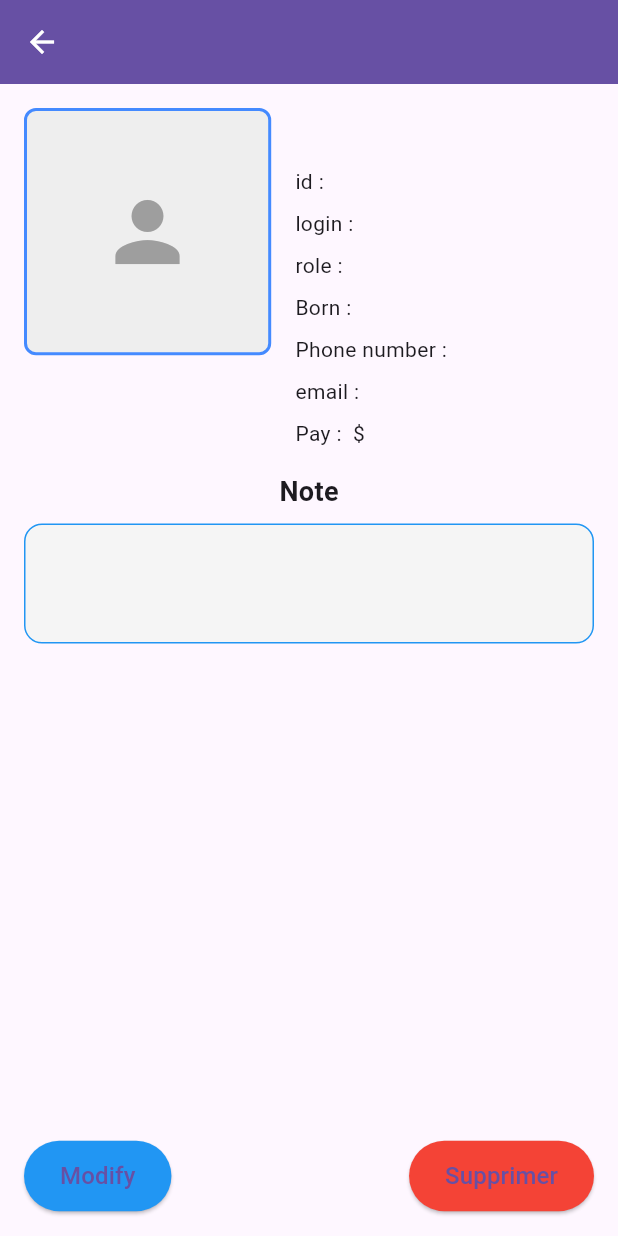
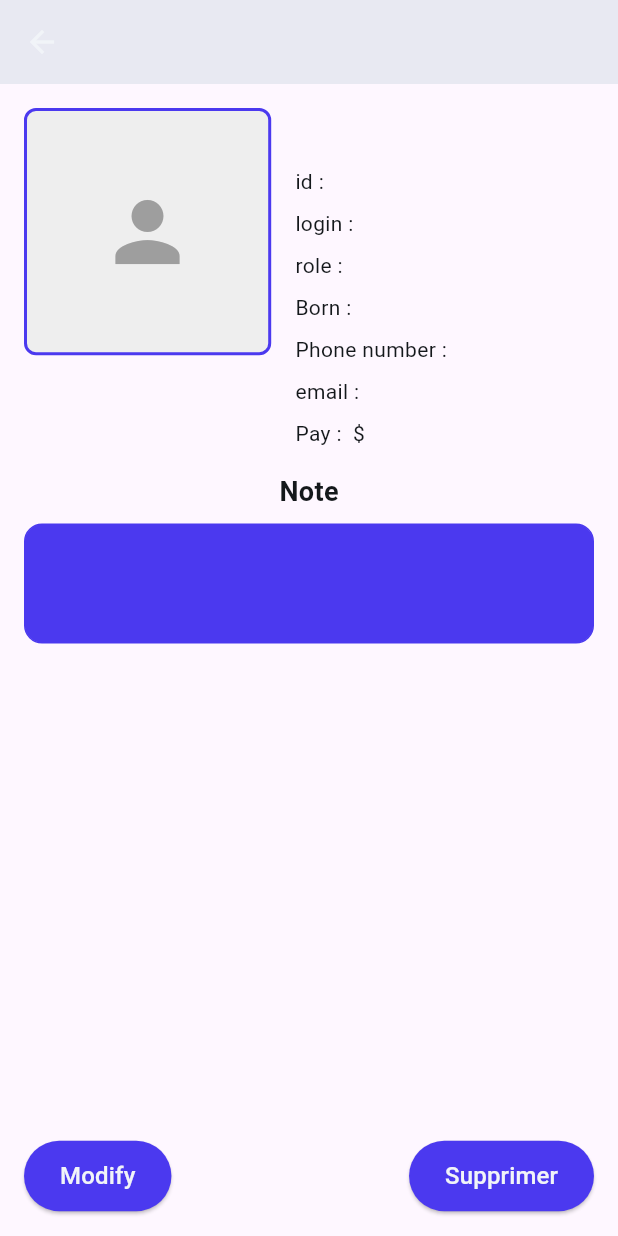
Before and after one commit to BastienMosse/Stora, a Flutter app: the EmployeeDisplay screen opened directly with empty values, on a phone screen of 412 x 824 dp. Run offline on Flutter 3.47's test engine with Material 3 defaults, Android fonts, the light colour scheme and no system bars; our stand-ins replace fl_chart, flutter_secure_storage, flutter_svg, font_awesome_flutter, go_router, google_fonts and 2 more; accounts and stored records are empty; generated files the repository leaves out were written again; network calls fail.

Commit message:
fin employee

```diff
--- a/flutter_project/lib/presentation/employee_display/view/employee_display_screen.dart
+++ b/flutter_project/lib/presentation/employee_display/view/employee_display_screen.dart
@@ -15,6 +15,7 @@ class _EmployeeDisplayScreenState extends State<EmployeeDisplay> {
   late EmplyeeDisplayScreenViewModel viewModel;
 
   bool _isRefreshing = false;
+  late ThemeController theme;
 
   @override
   void initState() {
@@ -29,7 +30,7 @@ class _EmployeeDisplayScreenState extends State<EmployeeDisplay> {
     if (!context.watch<AppState>().isAdmin) {
       context.go(Routes.home);
     }
-
+    theme = context.read<ThemeController>();
     viewModel.init(context);
     _fetchAndRefresh();
   }
@@ -61,9 +62,9 @@ class _EmployeeDisplayScreenState extends State<EmployeeDisplay> {
 
     return Scaffold(
       appBar: AppBar(
-        backgroundColor: Theme.of(context).primaryColor,
+        backgroundColor: theme.currentTheme.PrimaryBackground,
         leading: IconButton(
-          icon: const Icon(Icons.arrow_back, color: Colors.white),
+          icon: Icon(Icons.arrow_back, color: theme.currentTheme.PrimaryBackground),
           onPressed: () => Navigator.of(context).pop(),
         ),
         elevation: 2,
@@ -102,7 +103,7 @@ class _EmployeeDisplayScreenState extends State<EmployeeDisplay> {
                                 color: Colors.grey[200],
                                 borderRadius: BorderRadius.circular(8),
                                 border: Border.all(
-                                  color: Colors.blueAccent,
+                                  color: theme.currentTheme.Primary,
                                   width: 2,
                                 ),
                               ),
@@ -119,33 +120,59 @@ class _EmployeeDisplayScreenState extends State<EmployeeDisplay> {
                             children: [
                               Text(
                                 '${viewModel.user?.username ?? ''}',
-                                style: const TextStyle(
+                                style: TextStyle(
                                   fontSize: 22,
                                   fontWeight: FontWeight.bold,
+                                  color: theme.currentTheme.PrimaryText,
                                 ),
                               ),
                               const SizedBox(height: 8),
-                              Text('id : ${viewModel.user?.id ?? ''}'),
+                              Text('id : ${viewModel.user?.id ?? ''}',
+                                style: TextStyle(
+                                    color: theme.currentTheme.PrimaryText,
+                                  ),
+                              ),
                               const SizedBox(height: 8),
-                              Text('login : ${viewModel.user?.login ?? ''}'),
+                              Text('login : ${viewModel.user?.login ?? ''}',
+                               style: TextStyle(
+                                    color: theme.currentTheme.PrimaryText,
+                                  ),
+                              ),
                               const SizedBox(height: 8),
-                              Text('role : ${viewModel.user?.role ?? ''}'),
+                              Text('role : ${viewModel.user?.role ?? ''}',
+                               style: TextStyle(
+                                    color: theme.currentTheme.PrimaryText,
+                                  ),
+                              ),
                               const SizedBox(height: 8),
                               Text(
                                 locale.employee_display_page_Born +
                                     ' ${viewModel.user?.birth ?? ''}',
+                                style: TextStyle(
+                                  color: theme.currentTheme.PrimaryText,
+                                ),
                               ),
                               const SizedBox(height: 8),
                               Text(
                                 locale.employee_display_page_phone +
                                     ' ${viewModel.user?.tel ?? ''}',
+                                style: TextStyle(
+                                  color: theme.currentTheme.PrimaryText,
+                                ),
                               ),
                               const SizedBox(height: 8),
-                              Text('email : ${viewModel.user?.email ?? ''}'),
+                              Text('email : ${viewModel.user?.email ?? ''}',
+                                style: TextStyle(
+                                  color: theme.currentTheme.PrimaryText,
+                                ),
+                              ),
                               const SizedBox(height: 8),
                               Text(
                                 locale.employee_display_page_pay +
                                     ' ${viewModel.user?.pay ?? ''} \$',
+                                style: TextStyle(
+                                  color: theme.currentTheme.PrimaryText,
+                                ),
                               ),
                             ],
                           ),
@@ -153,11 +180,12 @@ class _EmployeeDisplayScreenState extends State<EmployeeDisplay> {
                       ],
                     ),
                     const SizedBox(height: 16),
-                    const Text(
+                    Text(
                       'Note',
                       style: TextStyle(
                         fontSize: 18,
                         fontWeight: FontWeight.bold,
+                        color: theme.currentTheme.PrimaryText,
                       ),
                     ),
                     const SizedBox(height: 8),
@@ -166,11 +194,11 @@ class _EmployeeDisplayScreenState extends State<EmployeeDisplay> {
                       height: 80,
                       padding: const EdgeInsets.all(12),
                       decoration: BoxDecoration(
-                        color: const Color(0xFFF5F5F5),
+                        color: theme.currentTheme.Primary,
                         borderRadius: const BorderRadius.all(
                           Radius.circular(12),
                         ),
-                        border: Border.all(color: Colors.blue, width: 1),
+                        border: Border.all(color: theme.currentTheme.Primary, width: 1),
                       ),
                       child: Align(
                         alignment: Alignment.topLeft,
@@ -196,7 +224,7 @@ class _EmployeeDisplayScreenState extends State<EmployeeDisplay> {
                       }
                     },
                     style: ElevatedButton.styleFrom(
-                      backgroundColor: Colors.blue,
+                      backgroundColor: theme.currentTheme.Primary,
                       padding: const EdgeInsets.symmetric(
                         horizontal: 24,
                         vertical: 12,
@@ -204,7 +232,8 @@ class _EmployeeDisplayScreenState extends State<EmployeeDisplay> {
                     ),
                     child: Text(
                       locale.employee_display_page_modify,
-                      style: const TextStyle(fontSize: 16),
+                      style: TextStyle(fontSize: 16, color: theme.currentTheme.PrimaryBackground,
+                      ),
                     ),
                   ),
                   ElevatedButton(
@@ -223,15 +252,15 @@ class _EmployeeDisplayScreenState extends State<EmployeeDisplay> {
                       });
                     },
                     style: ElevatedButton.styleFrom(
-                      backgroundColor: Colors.red,
+                      backgroundColor: theme.currentTheme.Primary,
                       padding: const EdgeInsets.symmetric(
                         horizontal: 24,
                         vertical: 12,
                       ),
                     ),
-                    child: const Text(
+                    child: Text(
                       'Supprimer',
-                      style: TextStyle(fontSize: 16),
+                      style: TextStyle(fontSize: 16,color: theme.currentTheme.PrimaryBackground),
                     ),
                   ),
                 ],
```
